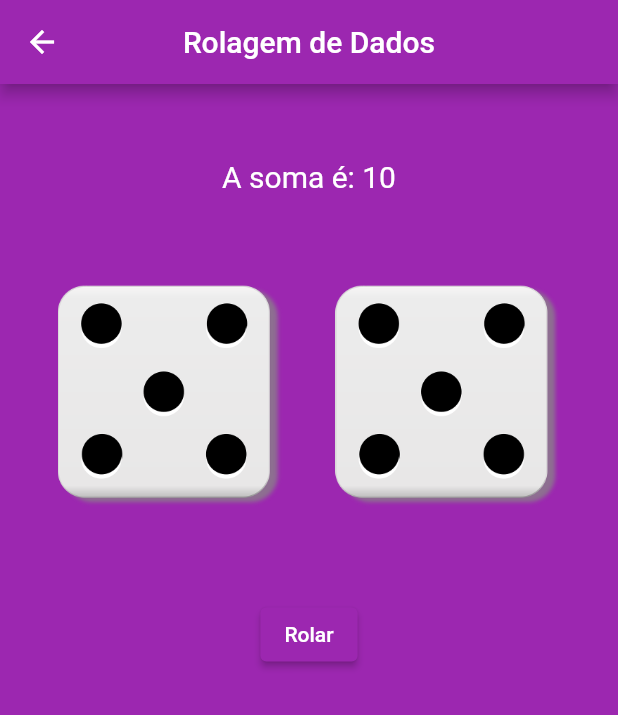
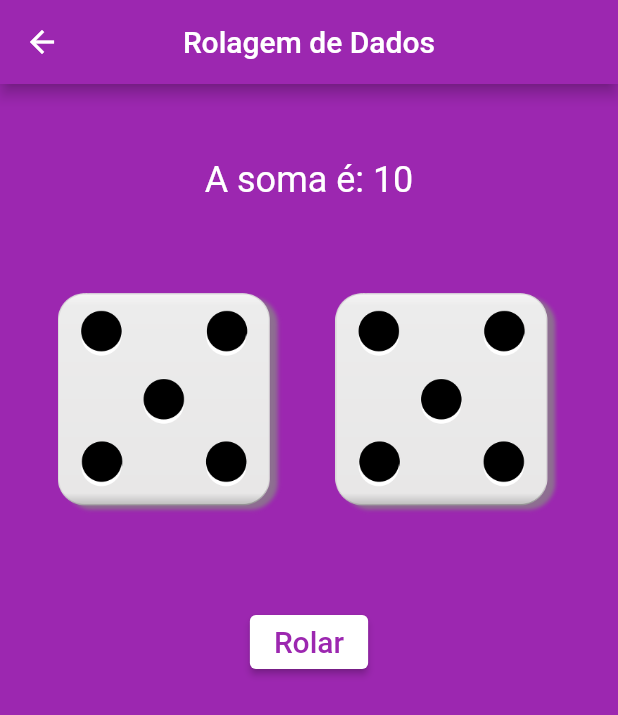
Before and after one commit to GabrielMarmore/Flutter_RPG_dice_roll, a Flutter app: the TelaDados screen opened directly, after a tap on "Rolar", on a phone screen of 412 x 824 dp. Shown: the top 715 px of the screen. Run offline on Flutter 3.47's test engine with Material 2 defaults, Android fonts, the phone set to English and light mode, and no system bars.

Commit message:
Ajustes/color_button

```diff
--- a/lib/tela_dados.dart
+++ b/lib/tela_dados.dart
@@ -1,3 +1,5 @@
+// ignore_for_file: prefer_const_constructors
+
 import 'package:flutter/material.dart';
 import 'dart:math';
 
@@ -9,7 +11,6 @@ class TelaDados extends StatefulWidget {
 }
 
 class Roll extends State<TelaDados> {
-
   var imageArray = [
     'one.png',
     'two.png',
@@ -18,8 +19,8 @@ class Roll extends State<TelaDados> {
     'five.png',
     'six.png'
   ];
-  int randomIntForDiceOne = Random().nextInt(6);
-  int randomIntForDiceTwo = Random().nextInt(6);
+  int primeiroDado = Random().nextInt(6);
+  int segundoDado = Random().nextInt(6);
 
   @override
   Widget build(BuildContext context) {
@@ -36,10 +37,9 @@ class Roll extends State<TelaDados> {
             Padding(
               padding: const EdgeInsets.only(bottom: 60),
               child: Text(
-                'A soma é: ' +
-                    (randomIntForDiceOne + randomIntForDiceTwo + 2).toString(),
+                'A soma é: ' + (primeiroDado + segundoDado + 2).toString(),
                 style: TextStyle(
-                  fontSize: 20,
+                  fontSize: 24,
                   color: Colors.white,
                 ),
               ),
@@ -48,12 +48,12 @@ class Roll extends State<TelaDados> {
               mainAxisAlignment: MainAxisAlignment.spaceAround,
               children: <Widget>[
                 Image.asset(
-                  'images/' + imageArray[randomIntForDiceOne],
+                  'images/' + imageArray[primeiroDado],
                   height: 150,
                   width: 150,
                 ),
                 Image.asset(
-                  'images/' + imageArray[randomIntForDiceTwo],
+                  'images/' + imageArray[segundoDado],
                   height: 150,
                   width: 150,
                 ),
@@ -63,7 +63,16 @@ class Roll extends State<TelaDados> {
               padding: const EdgeInsets.only(top: 60),
               child: ElevatedButton(
                 onPressed: changeImage,
-                child: Text('Rolar'),
+                child: Text(
+                  'Rolar',
+                  style: TextStyle(
+                    color: Colors.purple,
+                    fontSize: 20,
+                  ),
+                ),
+                style: ElevatedButton.styleFrom(
+                  primary: Colors.white,
+                ),
               ),
             )
           ],
@@ -74,8 +83,8 @@ class Roll extends State<TelaDados> {
 
   void changeImage() {
     setState(() {
-      randomIntForDiceOne = Random().nextInt(6);
-      randomIntForDiceTwo = Random().nextInt(6);
+      primeiroDado = Random().nextInt(6);
+      segundoDado = Random().nextInt(6);
     });
   }
 }
```
